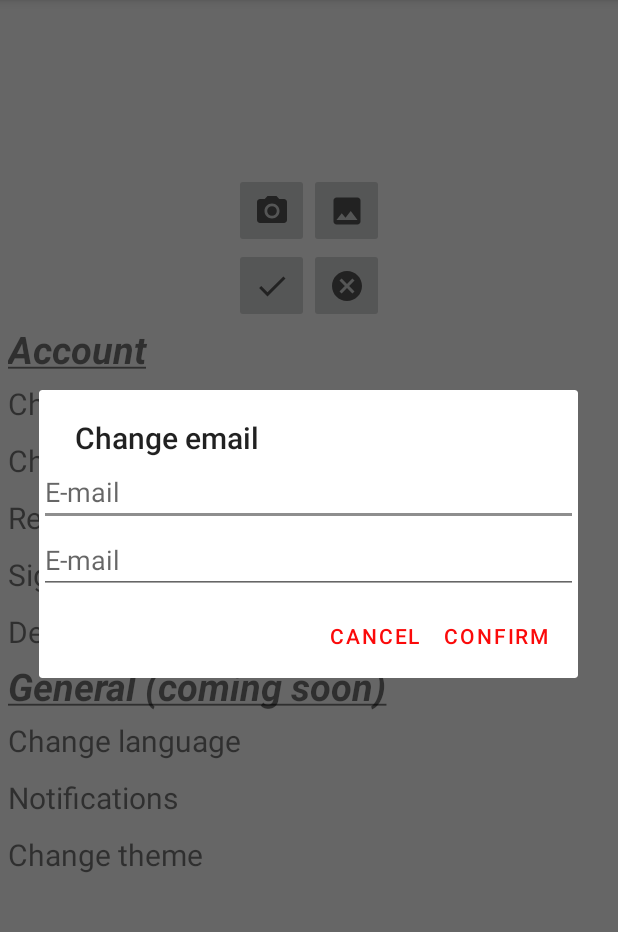
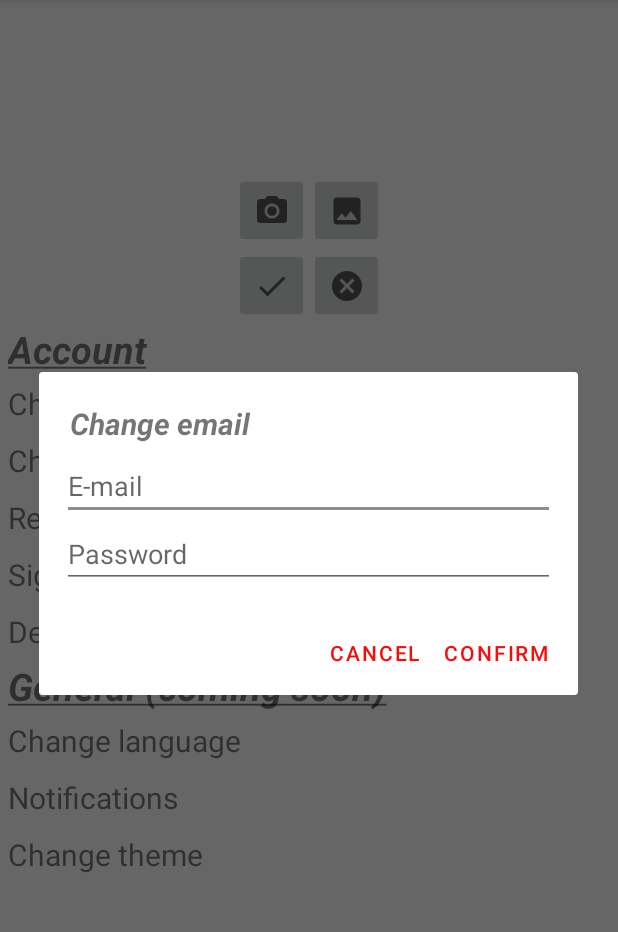
Before and after one commit to PeterLopusan/Scorpio-Chat, an Android app: the fragment SettingsFragment shown on its own in the app's theme, after a tap on "Change email", on a phone screen of 412 x 824 dp, the part 84-1016 px from its top. Run offline under Robolectric (Android 15) with nearby library versions, the phone set to English and light mode, and no system bars; our stand-ins replace CircleImageView, Firebase (no records; nobody signed in at launch, a user with empty details on screens opened directly); pictures from the network do not load.

Commit message:
adding "mute conversation" option adding new layouts for mute dialog changing mute icon adding new functions in SharedPreferencesManager for muting users update gradle version of dependencies

```diff
--- a/app/src/main/java/com/example/scorpiochat/BitmapUtils.kt
+++ b/app/src/main/java/com/example/scorpiochat/BitmapUtils.kt
@@ -1,12 +1,9 @@
 package com.example.scorpiochat
 
-import android.content.ContentValues
 import android.content.Context
 import android.graphics.Bitmap
 import android.net.Uri
-import android.os.Build
 import android.provider.MediaStore
-import java.io.ByteArrayOutputStream
 
 private const val profilePictureScorpioChat = "ProfilePictureScorpioChat"
 
--- a/app/src/main/java/com/example/scorpiochat/ScorpioChatFirebaseMessagingService.kt
+++ b/app/src/main/java/com/example/scorpiochat/ScorpioChatFirebaseMessagingService.kt
@@ -57,7 +57,7 @@ class ScorpioChatFirebaseMessagingService : FirebaseMessagingService() {
 
 
     private fun sendNotification(messageText: String, userName: String, senderId: String, time: Int?) {
-
+        if (!SharedPreferencesManager.getIfUserIsMuted(applicationContext, senderId)) {
             val pendingIntent = NavDeepLinkBuilder(applicationContext)
                 .setComponentName(MainActivity::class.java)
                 .setGraph(R.navigation.mobile_navigation)
@@ -78,6 +78,7 @@ class ScorpioChatFirebaseMessagingService : FirebaseMessagingService() {
                 notify(time!!, builder.build())
             }
         }
+    }
 
     private fun createNotificationChannel() {
         if (Build.VERSION.SDK_INT > Build.VERSION_CODES.O) {
--- a/app/src/main/java/com/example/scorpiochat/ui/adapters/ChatsAdapter.kt
+++ b/app/src/main/java/com/example/scorpiochat/ui/adapters/ChatsAdapter.kt
@@ -64,6 +64,12 @@ class ChatsAdapter(
                     txtNewMessageCount.visibility = View.GONE
                 }
 
+                if(user.userId?.let { SharedPreferencesManager.getIfUserIsMuted(context, it) } == true) {
+                    imgMute.visibility = View.VISIBLE
+                } else {
+                    imgMute.visibility = View.GONE
+                }
+
                 if (getDate(message.time!!, context) == getDate(System.currentTimeMillis(), context)) {
                     txtTime.text = getTime(message.time, context)
                 } else {
--- a/app/src/main/java/com/example/scorpiochat/ui/fragments/app/SettingsFragment.kt
+++ b/app/src/main/java/com/example/scorpiochat/ui/fragments/app/SettingsFragment.kt
@@ -39,7 +39,7 @@ class SettingsFragment : Fragment() {
             btnDelete.setOnClickListener {
                 viewModel.getDefaultProfilePictureStorageRef().downloadUrl.addOnCompleteListener { task ->
                     binding.componentSetProfilePicture.apply {
-                        setProfilePictureFromUri(task.result, context)
+                        setProfilePictureFromUri(task.result)
                         setProfilePictureUri(null)
                     }
                 }
@@ -68,7 +68,7 @@ class SettingsFragment : Fragment() {
         }
 
         viewModel.userInfo.observe(viewLifecycleOwner) {
-            binding.componentSetProfilePicture.setProfilePictureFromUri(viewModel.userInfo.value?.customProfilePictureUri?.toUri(), requireContext())
+            binding.componentSetProfilePicture.setProfilePictureFromUri(viewModel.userInfo.value?.customProfilePictureUri?.toUri())
         }
     }
 
@@ -82,33 +82,32 @@ class SettingsFragment : Fragment() {
 
     private fun changeUsername() {
         val context = requireContext()
-        val title = context.getString(R.string.change_username)
         val alertDialogBinding = activity?.layoutInflater?.let { AlertDialogLayoutBinding.inflate(it) }
         val function = {viewModel.changeUsername(alertDialogBinding?.editTxtAlertDialog?.text.toString())}
 
         alertDialogBinding?.apply {
             editTxtAlertDialog.setText(viewModel.userInfo.value?.username ?: return)
             editTxtPassword.visibility = View.GONE
+            txtAlertDialogTitle.text = context.getString(R.string.change_username)
         }
 
-        showAlertDialog(title,alertDialogBinding, function)
+        showAlertDialog(alertDialogBinding = alertDialogBinding, function =  function)
     }
 
     private fun changeEmail() {
         val context = requireContext()
-        val title = context.getString(R.string.change_email)
         val alertDialogBinding = activity?.layoutInflater?.let { AlertDialogLayoutBinding.inflate(it) }
 
         alertDialogBinding?.apply {
             editTxtAlertDialog.setText(viewModel.getUserEmail())
-
+            txtAlertDialogTitle.text = context.getString(R.string.change_email)
         }
 
         val newEmail = alertDialogBinding?.editTxtAlertDialog?.text.toString()
         val password = alertDialogBinding?.editTxtPassword?.text.toString()
         val function = { viewModel.changeEmail(newEmail, password, context) }
 
-        showAlertDialog(title, alertDialogBinding, function)
+        showAlertDialog(alertDialogBinding = alertDialogBinding, function = function)
     }
 
     private fun signOut() {
@@ -121,16 +120,17 @@ class SettingsFragment : Fragment() {
 
     private fun deleteAccount() {
         val context = requireContext()
-        val title = context.getString(R.string.delete_account)
+
         val alertDialogBinding = activity?.layoutInflater?.let { AlertDialogLayoutBinding.inflate(it) }
         val function = {viewModel.deleteAccount(alertDialogBinding?.editTxtPassword?.text.toString(), context)}
 
         alertDialogBinding?.editTxtAlertDialog?.visibility = View.GONE
-        showAlertDialog(title, alertDialogBinding, function)
+        alertDialogBinding?.txtAlertDialogTitle?.text = context.getString(R.string.delete_account)
+        showAlertDialog(alertDialogBinding = alertDialogBinding, function = function)
     }
 
 
-    private fun showAlertDialog(title: String, alertDialogBinding: AlertDialogLayoutBinding? = null, function: () -> Unit) {
+    private fun showAlertDialog(title: String? = null, alertDialogBinding: AlertDialogLayoutBinding? = null, function: () -> Unit) {
         val context = requireContext()
 
         AlertDialog.Builder(context)
--- a/app/src/main/java/com/example/scorpiochat/ui/fragments/login/CreateAccountFragment.kt
+++ b/app/src/main/java/com/example/scorpiochat/ui/fragments/login/CreateAccountFragment.kt
@@ -26,7 +26,7 @@ class CreateAccountFragment : Fragment() {
         super.onViewCreated(view, savedInstanceState)
 
         loginViewModel.getStorageWithDefaultPictureImage().downloadUrl.addOnCompleteListener { task ->
-            binding.componentSetProfilePicture.setProfilePictureFromUri(task.result, requireContext())
+            binding.componentSetProfilePicture.setProfilePictureFromUri(task.result)
         }
 
         binding.apply {
@@ -63,7 +63,7 @@ class CreateAccountFragment : Fragment() {
     private fun deleteCustomPicture() {
         loginViewModel.getStorageWithDefaultPictureImage().downloadUrl.addOnCompleteListener { task ->
             binding.componentSetProfilePicture.apply {
-                setProfilePictureFromUri(task.result, requireContext())
+                setProfilePictureFromUri(task.result)
                 setProfilePictureUri(null)
             }
         }
--- a/app/src/main/res/layout/alert_dialog_layout.xml
+++ b/app/src/main/res/layout/alert_dialog_layout.xml
@@ -1,25 +1,37 @@
 <?xml version="1.0" encoding="utf-8"?>
 <LinearLayout xmlns:android="http://schemas.android.com/apk/res/android"
+    xmlns:tools="http://schemas.android.com/tools"
     android:layout_width="match_parent"
     android:layout_height="match_parent"
-    android:orientation="vertical">
+    android:layout_margin="5dp"
+    android:orientation="vertical"
+    android:padding="15dp">
+
+    <TextView
+        android:id="@+id/txt_alert_dialog_title"
+        android:layout_width="match_parent"
+        android:layout_height="wrap_content"
+        android:layout_gravity="start"
+        android:layout_margin="5dp"
+        android:textSize="20sp"
+        android:textStyle="bold|italic"
+        tools:text="@string/change_email" />
 
     <EditText
         android:id="@+id/editTxt_alert_dialog"
         android:layout_width="match_parent"
         android:layout_height="wrap_content"
+        android:autofillHints="@string/email"
         android:hint="@string/email"
-        android:inputType="textEmailAddress"
-        android:autofillHints="@string/email" />
+        android:inputType="textEmailAddress" />
 
     <EditText
         android:id="@+id/editTxt_password"
         android:layout_width="match_parent"
         android:layout_height="wrap_content"
-        android:hint="@string/email"
+        android:autofillHints="@string/email"
+        android:hint="@string/password"
         android:inputType="textPassword"
-        android:text=""
-        android:autofillHints="@string/email" />
-
+        android:text="" />
 
 </LinearLayout>
--- a/app/src/main/res/values/strings.xml
+++ b/app/src/main/res/values/strings.xml
@@ -71,7 +71,11 @@
     <string name="forwarded_text">Edited text:</string>
     <string name="replied">Replied:</string>
     <string name="forwarded">Forwarded:</string>
-
+    <string name="fifteen_minutes">15 minutes</string>
+    <string name="one_hour">1 hour</string>
+    <string name="eight_hours">8 hours</string>
+    <string name="permanently">Permanently</string>
+    <string name="unmute">Unmute</string>
 
 
     <string name="shared_pref_topic">Topic</string>
```
Also changed, not shown: app/build.gradle (+8 -7 lines), app/src/main/java/com/example/scorpiochat/SharedPreferencesManager.kt (+10 -0 lines), app/src/main/java/com/example/scorpiochat/UnmuteUserWorker.kt (added, +15 -0 lines), app/src/main/java/com/example/scorpiochat/ui/components/ComponentSetProfilePicture.kt (+3 -6 lines), app/src/main/java/com/example/scorpiochat/ui/fragments/app/ChatsFragment.kt (+45 -2 lines), app/src/main/java/com/example/scorpiochat/viewModel/ChatsViewModel.kt (+27 -6 lines), app/src/main/res/drawable/ic_baseline_volume_mute_24.xml (deleted, +0 -10 lines), app/src/main/res/drawable/ic_baseline_volume_off_24.xml (added, +11 -0 lines), app/src/main/res/drawable/ic_baseline_volume_up_24.xml (added, +11 -0 lines), app/src/main/res/layout/alert_dialog_mute_conversation_layout.xml (added, +49 -0 lines), app/src/main/res/layout/chats_adapter.xml (+13 -2 lines), app/src/main/res/menu/menu_chats.xml (+7 -1 lines), 1 other file. Lines whose indentation alone changed are shown as unchanged.
